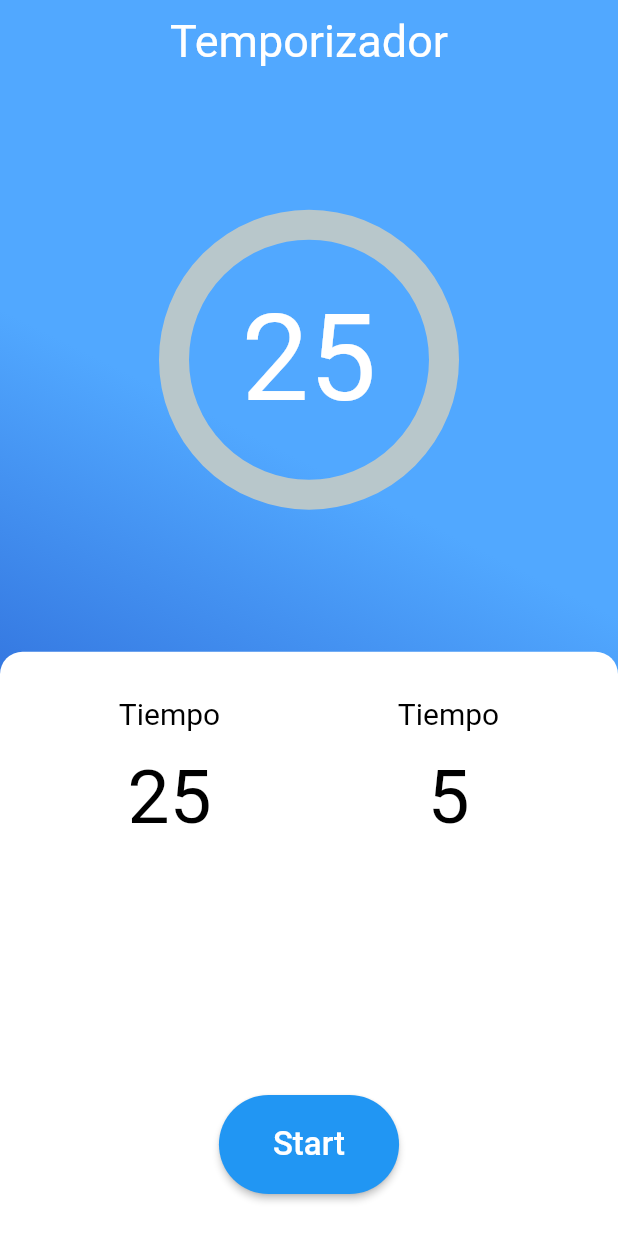
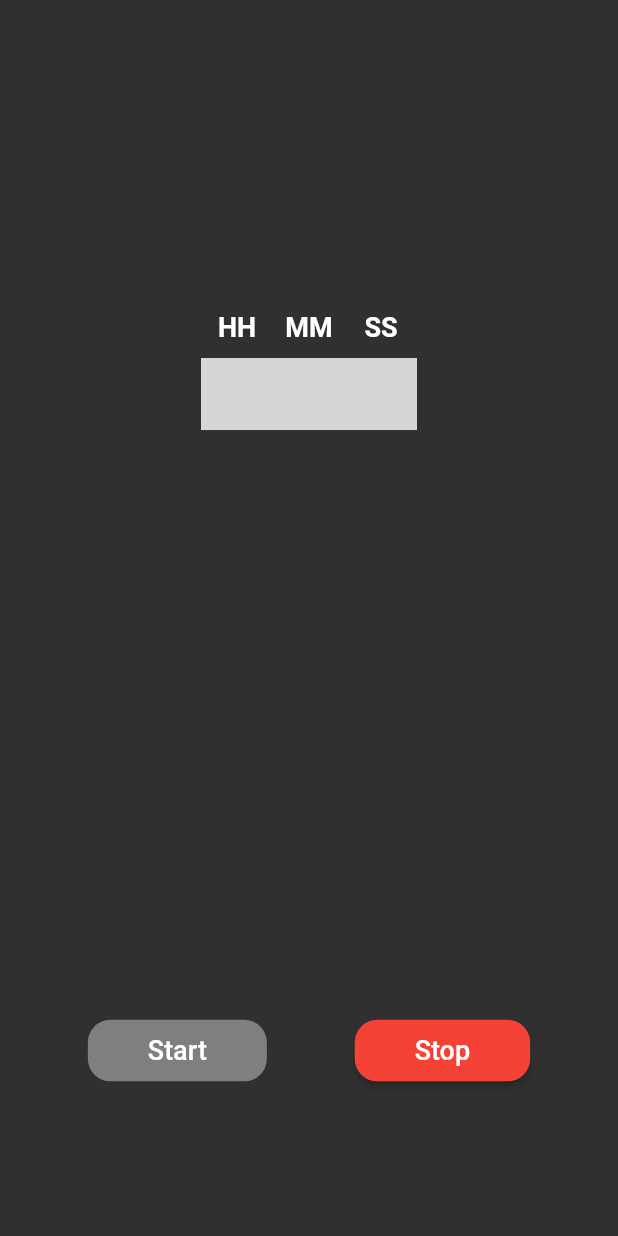
Before and after one commit to sebaav12/Infinity-Proyect-Flutter, a Flutter app: the TemporizadorPage screen opened by its route, after a tap on "Start", on a phone screen of 412 x 824 dp. Run offline on Flutter 3.47's test engine with Material 2 defaults, Android fonts, the phone set to English and light mode, and no system bars; drawn by our look-alikes of percent_indicator; our stand-ins replace numberpicker, sqflite, stop_watch_timer; accounts and stored records are empty; statements that could not run were skipped; grey boxes are pictures that could not be loaded.

Commit message:
temporizador

```diff
--- a/lib/pages/temporizador_page.dart
+++ b/lib/pages/temporizador_page.dart
@@ -1,6 +1,7 @@
 import 'dart:async';
 
 import 'package:flutter/material.dart';
+import 'package:numberpicker/numberpicker.dart';
 import 'package:percent_indicator/circular_percent_indicator.dart';
 
 class TemporizadorPage extends StatefulWidget {
@@ -9,170 +10,217 @@ class TemporizadorPage extends StatefulWidget {
 }
 
 class _TemporizadorPageState extends State<TemporizadorPage> {
-  double percent = 0;
-  static int TimeInMinut = 25;
-  int TimeInSec = TimeInMinut * 60;
+  int hour = 0;
+  int min = 0;
+  int sec = 0;
 
-  Timer timer;
+  bool started = true;
+  bool stopped = true;
 
-  _StartTimer() {
-    TimeInMinut = 25;
-    int Time = TimeInMinut * 60;
-    double SecPercent = (Time / 100);
-    timer = Timer.periodic(Duration(seconds: 1), (timer) {
+  int timeForTimer = 0;
+
+  String timetodisplay = "";
+
+  bool checktimer = true;
+
+  @override
+  Widget build(BuildContext context) {
+    return Scaffold(
+      body: Center(
+        child: _timer(context),
+      ),
+    );
+  }
+
+  void start() {
     setState(() {
-        if (Time > 0) {
-          Time--;
-          if (Time % 60 == 0) {
-            TimeInMinut--;
-          }
-          if (Time % SecPercent == 0) {
-            if (percent < 1) {
-              percent += 0.01;
+      started = false;
+      stopped = false;
+    });
+    timeForTimer = ((hour * 60 * 60) + (min * 60) + sec);
+    Timer.periodic(
+        Duration(
+          seconds: 1,
+        ), (Timer t) {
+      setState(() {
+        if (timeForTimer < 1 || checktimer == false) {
+          t.cancel();
+        } else if (timeForTimer < 60) {
+          timetodisplay = timeForTimer.toString();
+          timeForTimer = timeForTimer - 1;
+        } else if (timeForTimer < 3600) {
+          int m = timeForTimer ~/ 60;
+          int s = timeForTimer - (60 * m);
+          timetodisplay = m.toString() + ":" + s.toString();
+          timeForTimer = timeForTimer - 1;
         } else {
-              percent = 1;
-            }
-          }
-        } else {
-          percent = 0;
-          TimeInMinut = 25;
-          timer.cancel();
+          int h = timeForTimer ~/ 3600;
+          int t = timeForTimer - (3600 * h);
+          int m = t ~/ 60;
+          int s = t - (60 * m);
+          timetodisplay =
+              h.toString() + ":" + m.toString() + ":" + s.toString();
+          timeForTimer = timeForTimer - 1;
         }
       });
     });
   }
 
-  @override
-  Widget build(BuildContext context) {
-    return SafeArea(
-      child: Scaffold(
-        body: Container(
-          decoration: BoxDecoration(
-              gradient: LinearGradient(
-                  colors: [Color(0xff1542bf), Color(0xff51a8ff)],
-                  begin: FractionalOffset(0.5, 1))),
-          width: double.infinity,
+  void stop() {
+    setState(() {
+      started = true;
+      stopped = true;
+      checktimer = false;
+    });
+  }
+
+  Widget _timer(BuildContext context) {
+    return Container(
       child: Column(
-            mainAxisAlignment: MainAxisAlignment.start,
-            crossAxisAlignment: CrossAxisAlignment.center,
+        children: <Widget>[
+          Expanded(
+            flex: 6,
+            child: Row(
+              mainAxisAlignment: MainAxisAlignment.center,
+              children: <Widget>[
+                Column(
+                  mainAxisAlignment: MainAxisAlignment.center,
                   children: <Widget>[
                     Padding(
-                padding: EdgeInsets.only(top: 10.0),
+                      padding: EdgeInsets.only(
+                        bottom: 10.0,
+                      ),
                       child: Text(
-                  "Temporizador",
-                  style: TextStyle(color: Colors.white, fontSize: 30.0),
-                ),
-              ),
-              Expanded(
-                child: CircularPercentIndicator(
-                  circularStrokeCap: CircularStrokeCap.round,
-                  percent: percent,
-                  animation: true,
-                  animateFromLastPercent: true,
-                  radius: 200.0,
-                  lineWidth: 20.0,
-                  progressColor: Colors.white,
-                  center: Text(
-                    "$TimeInMinut",
-                    style: TextStyle(color: Colors.white, fontSize: 80.0),
+                        "HH",
+                        style: TextStyle(
+                          fontSize: 18.0,
+                          fontWeight: FontWeight.w700,
                         ),
                       ),
                     ),
-              SizedBox(
-                height: 0.0,
+                    NumberPicker.integer(
+                      initialValue: hour,
+                      minValue: 0,
+                      maxValue: 23,
+                      listViewWidth: 60.0,
+                      onChanged: (val) {
+                        setState(() {
+                          hour = val;
+                        });
+                      },
                     ),
-              Expanded(
-                child: Container(
-                  width: double.infinity,
-                  decoration: BoxDecoration(
-                      color: Colors.white,
-                      borderRadius: BorderRadius.only(
-                          topRight: Radius.circular(15.0),
-                          topLeft: Radius.circular(15.0))),
-                  child: Padding(
-                    padding:
-                        EdgeInsets.only(top: 30.0, left: 20.0, right: 20.0),
-                    child: Column(
+                  ],
+                ),
+                Column(
+                  mainAxisAlignment: MainAxisAlignment.center,
                   children: <Widget>[
-                        Expanded(
-                          child: Row(
-                            children: <Widget>[
-                              Expanded(
-                                child: Column(
-                                  children: <Widget>[
-                                    Text(
-                                      "Tiempo",
+                    Padding(
+                      padding: EdgeInsets.only(
+                        bottom: 10.0,
+                      ),
+                      child: Text(
+                        "MM",
                         style: TextStyle(
-                                        fontSize: 20.0,
-                                        color: Colors.black,
+                            fontSize: 18.0, fontWeight: FontWeight.w700),
                       ),
                     ),
-                                    SizedBox(
-                                      height: 15.0,
+                    NumberPicker.integer(
+                      initialValue: min,
+                      minValue: 0,
+                      maxValue: 23,
+                      listViewWidth: 60.0,
+                      onChanged: (val) {
+                        setState(() {
+                          min = val;
+                        });
+                      },
                     ),
-                                    Text(
-                                      "25",
+                  ],
+                ),
+                Column(
+                  mainAxisAlignment: MainAxisAlignment.center,
+                  children: <Widget>[
+                    Padding(
+                      padding: EdgeInsets.only(
+                        bottom: 10.0,
+                      ),
+                      child: Text(
+                        "SS",
                         style: TextStyle(
-                                        fontSize: 50.0,
-                                        color: Colors.black,
+                            fontSize: 18.0, fontWeight: FontWeight.w700),
                       ),
+                    ),
+                    NumberPicker.integer(
+                      initialValue: sec,
+                      minValue: 0,
+                      maxValue: 23,
+                      listViewWidth: 60.0,
+                      onChanged: (val) {
+                        setState(() {
+                          sec = val;
+                        });
+                      },
+                    ),
+                  ],
                 ),
               ],
             ),
           ),
           Expanded(
-                                child: Column(
-                                  children: <Widget>[
-                                    Text(
-                                      "Tiempo",
+            flex: 1,
+            child: Text(
+              timetodisplay,
               style: TextStyle(
-                                        fontSize: 20.0,
-                                        color: Colors.black,
+                fontSize: 35.0,
+                fontWeight: FontWeight.w600,
               ),
             ),
-                                    SizedBox(
-                                      height: 15.0,
           ),
-                                    Text(
-                                      "5",
+          Expanded(
+            flex: 3,
+            child: Row(
+              mainAxisAlignment: MainAxisAlignment.spaceEvenly,
+              children: <Widget>[
+                RaisedButton(
+                  onPressed: started ? start : null,
+                  padding: EdgeInsets.symmetric(
+                    horizontal: 40.0,
+                    vertical: 10.0,
+                  ),
+                  color: Colors.green,
+                  child: Text(
+                    "Start",
                     style: TextStyle(
-                                        fontSize: 50.0,
-                                        color: Colors.black,
+                      fontSize: 18.0,
+                      color: Colors.white,
+                    ),
+                  ),
+                  shape: RoundedRectangleBorder(
+                    borderRadius: BorderRadius.circular(15.0),
+                  ),
+                ),
+                RaisedButton(
+                  onPressed: stopped ? null : stop,
+                  padding: EdgeInsets.symmetric(
+                    horizontal: 40.0,
+                    vertical: 10.0,
+                  ),
+                  color: Colors.red,
+                  child: Text(
+                    "Stop",
+                    style: TextStyle(
+                      fontSize: 18.0,
+                      color: Colors.white,
+                    ),
+                  ),
+                  shape: RoundedRectangleBorder(
+                    borderRadius: BorderRadius.circular(15.0),
                   ),
                 ),
               ],
             ),
-                              ),
+          )
         ],
-                          ),
-                        ),
-                        Padding(
-                            padding: EdgeInsets.symmetric(vertical: 28.0),
-                            child: RaisedButton(
-                              onPressed: _StartTimer,
-                              color: Colors.blue,
-                              shape: RoundedRectangleBorder(
-                                borderRadius: BorderRadius.circular(100.0),
-                              ),
-                              child: Padding(
-                                padding: EdgeInsets.all(20.0),
-                                child: Text(
-                                  "Start",
-                                  style: TextStyle(
-                                    color: Colors.white,
-                                    fontSize: 22.0,
-                                  ),
-                                ),
-                              ),
-                            )),
-                      ],
-                    ),
-                  ),
-                ),
-              ),
-            ],
-          ),
-        ),
       ),
     );
   }
--- a/pubspec.yaml
+++ b/pubspec.yaml
@@ -33,6 +33,7 @@ dependencies:
   path_provider: ^1.6.24
   sqflite: ^1.3.2+1
   stop_watch_timer: ^0.6.0+1
+  numberpicker: ^1.3.0
 
 
 
```
Also changed, not shown: pubspec.lock. Lines whose indentation alone changed are shown as unchanged.
